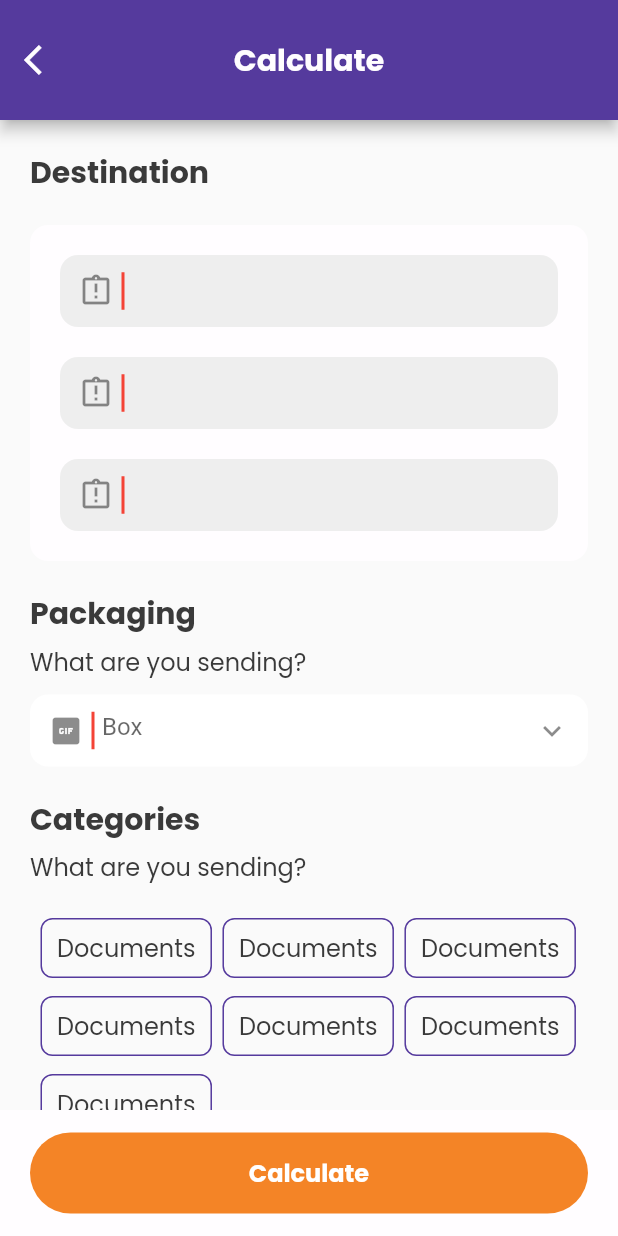
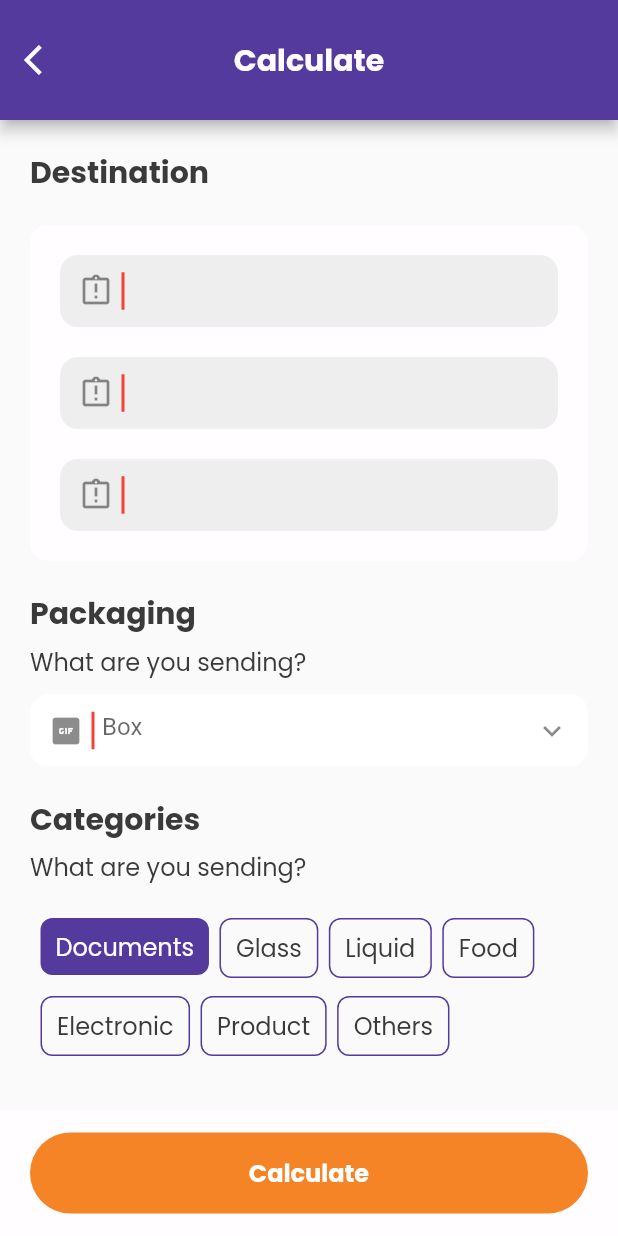
Before and after one commit to Collins-01/Movemate, a Flutter app: the CalculateView screen opened directly, on a phone screen of 412 x 824 dp. Run offline on Flutter 3.47's test engine with Material 2 defaults, Android fonts, the phone set to English and light mode, and no system bars; our stand-ins replace google_fonts.

Commit message:
Added category item selection

```diff
--- a/lib/main.dart
+++ b/lib/main.dart
@@ -1,5 +1,5 @@
 import 'package:flutter/material.dart';
-import 'package:movemate/presentation/views/home_view.dart';
+import 'package:movemate/presentation/views/calculate_view.dart';
 
 void main() {
   runApp(const MainApp());
@@ -11,7 +11,7 @@ class MainApp extends StatelessWidget {
   @override
   Widget build(BuildContext context) {
     return const MaterialApp(
-      home: HomeView(),
+      home: CalculateView(),
     );
   }
 }
--- a/lib/presentation/views/calculate_view.dart
+++ b/lib/presentation/views/calculate_view.dart
@@ -10,7 +10,42 @@ class CalculateView extends StatefulWidget {
   State<CalculateView> createState() => _CalculateViewState();
 }
 
-class _CalculateViewState extends State<CalculateView> {
+class _CalculateViewState extends State<CalculateView>
+    with SingleTickerProviderStateMixin {
+  final List<String> _categories = [
+    "Documents",
+    "Glass",
+    "Liquid",
+    "Food",
+    "Electronic",
+    "Product",
+    "Others"
+  ];
+  int _selectedIndex = 0;
+  late AnimationController _buttonAnimationController;
+  late Animation<double> _buttonAnimation;
+  final tween = Tween<double>(begin: 1.0, end: 0.8);
+  @override
+  void initState() {
+    super.initState();
+    _buttonAnimationController = AnimationController(
+        vsync: this, duration: const Duration(milliseconds: 150));
+    _buttonAnimation = tween.animate(
+      CurvedAnimation(
+        parent: _buttonAnimationController,
+        curve: Curves.easeOut,
+      ),
+    );
+    _buttonAnimationController.addStatusListener((status) {
+      print("Button animation status:: ${status.name}");
+      if (status == AnimationStatus.completed) {
+        _buttonAnimationController.reverse();
+      } else if (status == AnimationStatus.dismissed) {
+        // _buttonAnimationController.forward();
+      }
+    });
+  }
+
   @override
   Widget build(BuildContext context) {
     return SafeArea(
@@ -109,15 +144,33 @@ class _CalculateViewState extends State<CalculateView> {
                   Wrap(
                     children: [
                       ...List.generate(
-                        7,
-                        (index) => Container(
+                        _categories.length,
+                        (index) => GestureDetector(
+                          onTap: () {
+                            setState(() {
+                              _selectedIndex = index;
+                            });
+                            _buttonAnimationController.forward();
+                          },
+                          child: ScaleTransition(
+                            scale: _selectedIndex == index
+                                ? _buttonAnimation
+                                : const AlwaysStoppedAnimation<double>(1.0),
+                            child: AnimatedContainer(
+                              duration: AppConfig.animationDuration,
+                              curve: Curves.easeIn,
                               decoration: BoxDecoration(
-                            border: Border.all(
+                                border: _selectedIndex == index
+                                    ? null
+                                    : Border.all(
                                         color: AppColors.primaryColor,
                                       ),
                                 borderRadius: const BorderRadius.all(
                                   Radius.circular(8),
                                 ),
+                                color: _selectedIndex == index
+                                    ? AppColors.primaryColor
+                                    : null,
                               ),
                               padding: const EdgeInsets.only(
                                 left: 10,
@@ -129,7 +182,14 @@ class _CalculateViewState extends State<CalculateView> {
                                 left: 7,
                                 top: 12,
                               ),
-                          child: AppText.regular("Documents"),
+                              child: AppText.regular(
+                                _categories[index],
+                                color: _selectedIndex == index
+                                    ? AppColors.primaryWhiteColor
+                                    : null,
+                              ),
+                            ),
+                          ),
                         ),
                       ),
                     ],
```
Lines whose indentation alone changed are shown as unchanged.
